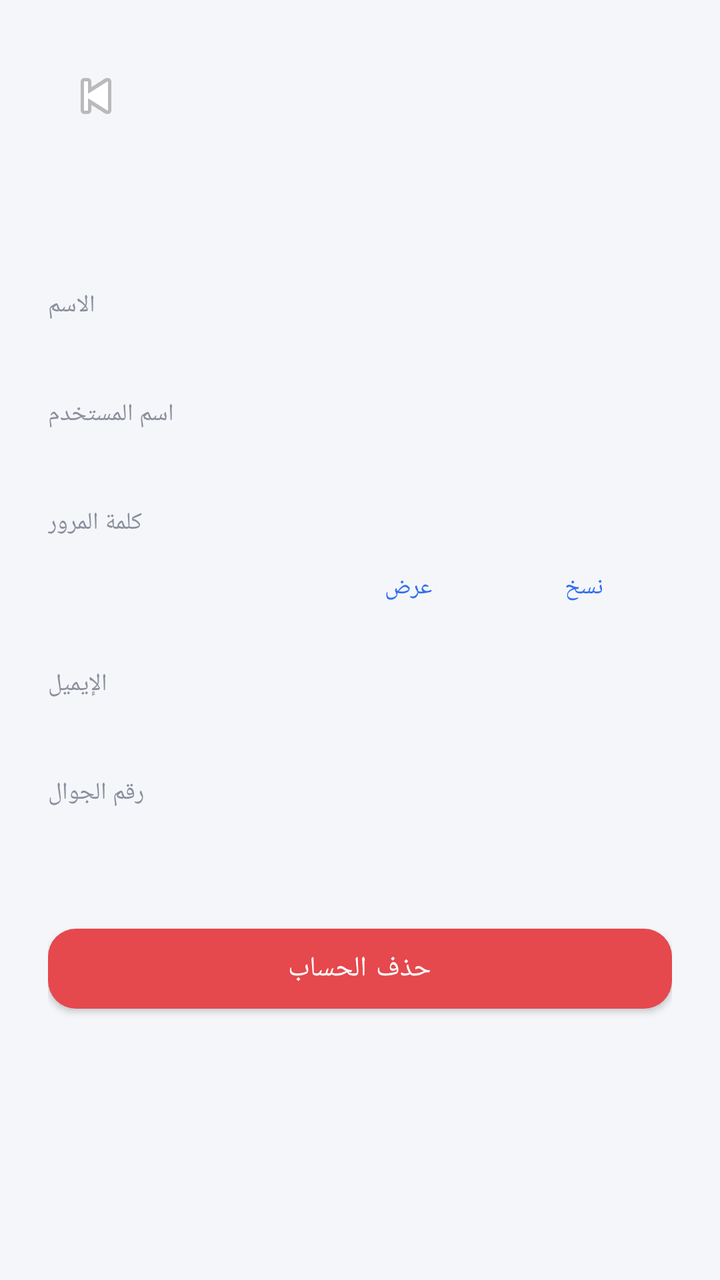
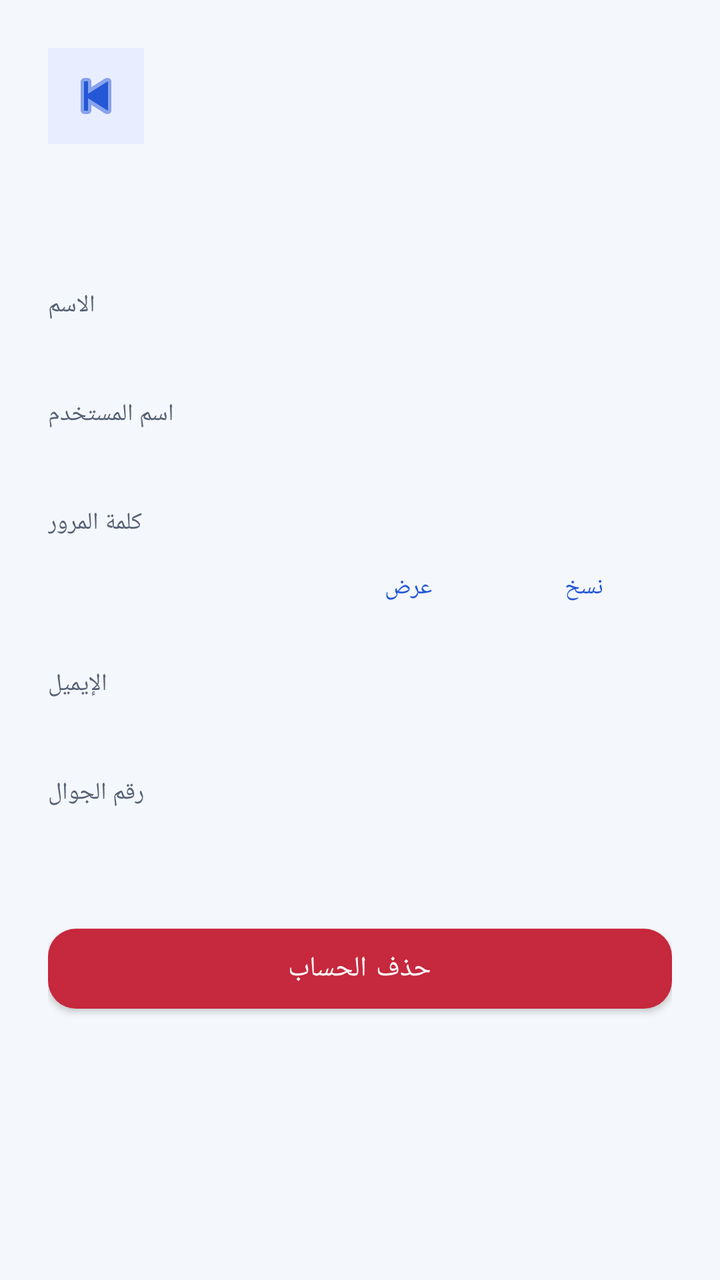

Compare the two renders of this Android layout. The source of the first and the diff that turns it into the second are given below.
<!-- AndroidManifest.xml: application theme Theme.PassVault -->
<!-- res/layout/activity_account_detail.xml -->
<?xml version="1.0" encoding="utf-8"?>
<ScrollView xmlns:android="http://schemas.android.com/apk/res/android"
    xmlns:app="http://schemas.android.com/apk/res-auto"
    android:layout_width="match_parent"
    android:layout_height="match_parent"
    android:background="@color/background">

    <LinearLayout
        android:layout_width="match_parent"
        android:layout_height="wrap_content"
        android:orientation="vertical"
        android:padding="24dp">

        <ImageButton
            android:id="@+id/btnBack"
            android:layout_width="48dp"
            android:layout_height="48dp"
            android:background="@android:color/transparent"
            android:contentDescription="رجوع"
            android:src="@android:drawable/ic_media_previous" />

        <TextView
            android:id="@+id/tvSiteName"
            android:layout_width="wrap_content"
            android:layout_height="wrap_content"
            android:textColor="@color/text_main"
            android:textSize="24sp"
            android:textStyle="bold"
            android:layout_marginTop="16dp"
            android:layout_marginBottom="24dp" />

        <TextView android:layout_width="wrap_content" android:layout_height="wrap_content"
            android:text="الاسم" android:textColor="@color/text_secondary" android:textSize="12sp" />
        <TextView android:id="@+id/tvDisplayName" android:layout_width="wrap_content" android:layout_height="wrap_content"
            android:textColor="@color/text_main" android:textSize="16sp" android:layout_marginBottom="16dp" />

        <TextView android:layout_width="wrap_content" android:layout_height="wrap_content"
            android:text="اسم المستخدم" android:textColor="@color/text_secondary" android:textSize="12sp" />
        <TextView android:id="@+id/tvUsername" android:layout_width="wrap_content" android:layout_height="wrap_content"
            android:textColor="@color/text_main" android:textSize="16sp" android:layout_marginBottom="16dp" />

        <TextView android:layout_width="wrap_content" android:layout_height="wrap_content"
            android:text="كلمة المرور" android:textColor="@color/text_secondary" android:textSize="12sp" />

        <LinearLayout
            android:layout_width="match_parent"
            android:layout_height="wrap_content"
            android:orientation="horizontal"
            android:gravity="center_vertical"
            android:layout_marginBottom="16dp">

            <TextView android:id="@+id/tvPassword" android:layout_width="0dp" android:layout_height="wrap_content"
                android:layout_weight="1"
                android:textColor="@color/text_main" android:textSize="16sp" />

            <com.google.android.material.button.MaterialButton
                android:id="@+id/btnTogglePassword"
                android:layout_width="wrap_content"
                android:layout_height="wrap_content"
                android:text="عرض"
                android:textSize="12sp"
                style="@style/Widget.MaterialComponents.Button.TextButton" />

            <com.google.android.material.button.MaterialButton
                android:id="@+id/btnCopyPassword"
                android:layout_width="wrap_content"
                android:layout_height="wrap_content"
                android:text="نسخ"
                android:textSize="12sp"
                style="@style/Widget.MaterialComponents.Button.TextButton" />
        </LinearLayout>

        <TextView android:layout_width="wrap_content" android:layout_height="wrap_content"
            android:text="الإيميل" android:textColor="@color/text_secondary" android:textSize="12sp" />
        <TextView android:id="@+id/tvEmail" android:layout_width="wrap_content" android:layout_height="wrap_content"
            android:textColor="@color/text_main" android:textSize="16sp" android:layout_marginBottom="16dp" />

        <TextView android:layout_width="wrap_content" android:layout_height="wrap_content"
            android:text="رقم الجوال" android:textColor="@color/text_secondary" android:textSize="12sp" />
        <TextView android:id="@+id/tvPhone" android:layout_width="wrap_content" android:layout_height="wrap_content"
            android:textColor="@color/text_main" android:textSize="16sp" android:layout_marginBottom="32dp" />

        <com.google.android.material.button.MaterialButton
            android:id="@+id/btnDelete"
            android:layout_width="match_parent"
            android:layout_height="52dp"
            android:text="حذف الحساب"
            app:backgroundTint="@color/danger"
            app:cornerRadius="14dp" />

    </LinearLayout>
</ScrollView>
<!-- resources referenced by this layout -->
<resources>
  <color name="background">#F5F6FA</color>
  <color name="danger">#E5484D</color>
  <color name="text_main">#1E2130</color>
  <color name="text_secondary">#8A8F9C</color>
  <style name="Theme.PassVault" parent="Theme.MaterialComponents.DayNight.NoActionBar">
          <item name="colorPrimary">@color/primary</item>
          <item name="colorPrimaryDark">@color/primary_dark</item>
          <item name="colorAccent">@color/primary</item>
          <item name="android:windowBackground">@color/background</item>
          <item name="android:statusBarColor">@color/background</item>
          <item name="android:windowLightStatusBar">true</item>
      </style>
  <color name="primary">#2F6FED</color>
  <color name="primary_dark">#1F4FBF</color>
</resources>

<!-- the commit's change to res/layout/activity_account_detail.xml (unified diff, before → after) -->
@@ -15,7 +15,8 @@
             android:id="@+id/btnBack"
             android:layout_width="48dp"
             android:layout_height="48dp"
-            android:background="@android:color/transparent"
+            android:background="@color/primary_light"
+            android:tint="@color/primary"
             android:contentDescription="رجوع"
             android:src="@android:drawable/ic_media_previous" />
 
<!-- resource entries referenced after the edit -->
@@ -1,9 +1,9 @@
 <!-- resources referenced by this layout -->
 <resources>
-  <color name="background">#F5F6FA</color>
-  <color name="danger">#E5484D</color>
-  <color name="text_main">#1E2130</color>
-  <color name="text_secondary">#8A8F9C</color>
+  <color name="background">#F4F7FB</color>
+  <color name="danger">#C6283D</color>
+  <color name="text_main">#172033</color>
+  <color name="text_secondary">#566275</color>
   <style name="Theme.PassVault" parent="Theme.MaterialComponents.DayNight.NoActionBar">
           <item name="colorPrimary">@color/primary</item>
           <item name="colorPrimaryDark">@color/primary_dark</item>
@@ -11,8 +11,21 @@
           <item name="android:windowBackground">@color/background</item>
           <item name="android:statusBarColor">@color/background</item>
           <item name="android:windowLightStatusBar">true</item>
+          <item name="materialButtonStyle">@style/AppButton</item>
+          <item name="textInputStyle">@style/AppTextInput</item>
       </style>
-  <color name="primary">#2F6FED</color>
-  <color name="primary_dark">#1F4FBF</color>
+  <color name="primary">#2457D6</color>
+  <color name="primary_light">#E8EEFF</color>
+  <color name="primary_dark">#173C9A</color>
+  <style name="AppButton" parent="Widget.MaterialComponents.Button">
+          <item name="android:minHeight">52dp</item>
+          <item name="android:textColor">@android:color/white</item>
+          <item name="backgroundTint">@color/primary</item>
+          <item name="cornerRadius">14dp</item>
+      </style>
+  <style name="AppTextInput" parent="Widget.MaterialComponents.TextInputLayout.OutlinedBox">
+          <item name="boxStrokeColor">@color/primary</item>
+          <item name="hintTextColor">@color/text_secondary</item>
+      </style>
 </resources>
 
